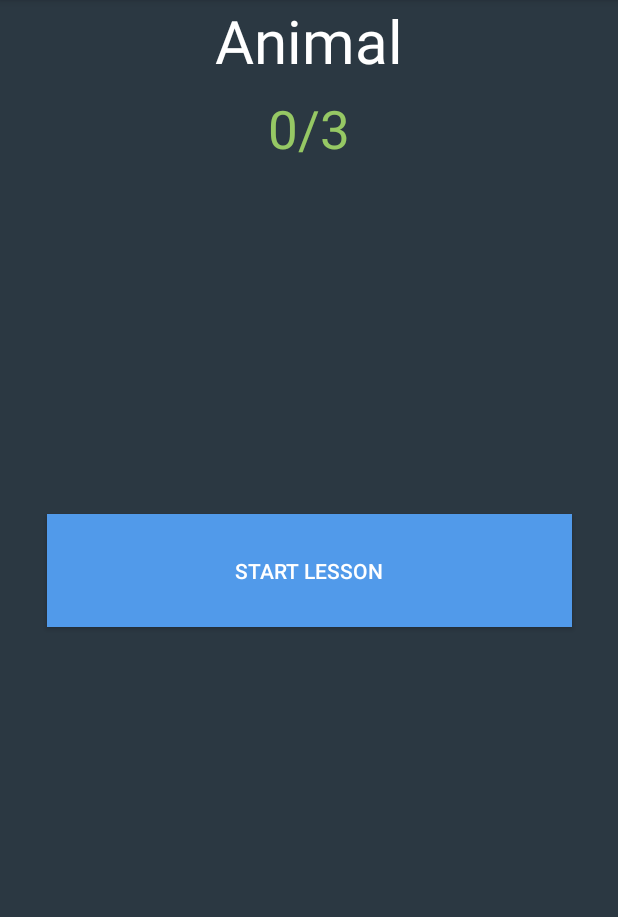
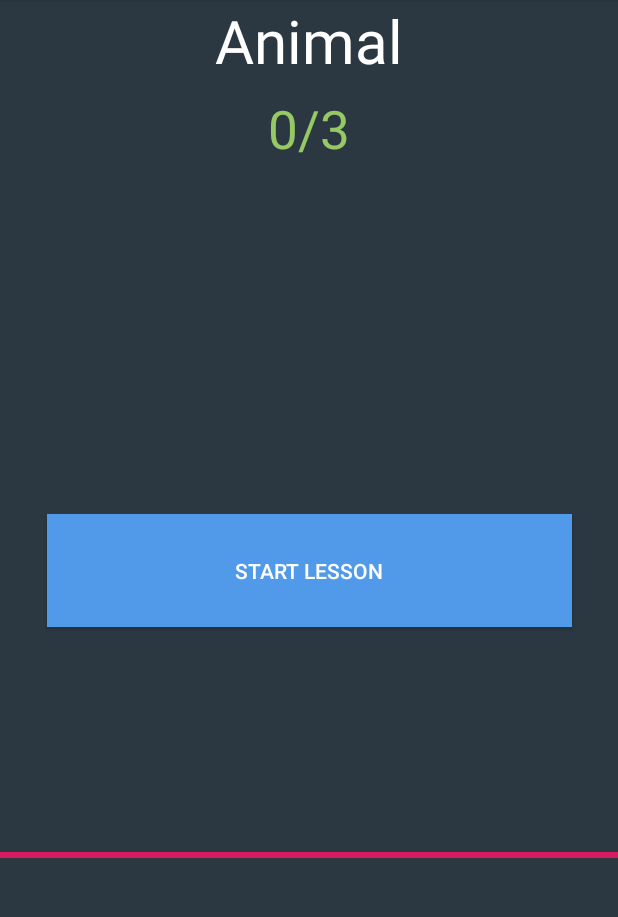
Before and after one commit to nnmhuy/Vocarun, an Android app: the screen it shows after launch (StudyLesson), after a tap on "Animal", on a phone screen of 412 x 824 dp, the part 84-1001 px from its top. Run offline under Robolectric (Android 15) with nearby library versions, the phone set to English and light mode, and no system bars.

Commit message:
study lesson timer

```diff
--- a/app/src/main/res/layout/activity_study_lesson.xml
+++ b/app/src/main/res/layout/activity_study_lesson.xml
@@ -41,20 +41,6 @@
         app:layout_constraintStart_toStartOf="parent"
         app:layout_constraintTop_toBottomOf="@+id/process" />
 
-    <TextView
-        android:id="@+id/timer"
-        android:layout_width="wrap_content"
-        android:layout_height="wrap_content"
-        android:layout_marginStart="8dp"
-        android:layout_marginTop="24dp"
-        android:text="3s"
-        android:textColor="@color/colorRed"
-        android:textSize="35dp"
-        android:visibility="invisible"
-        app:layout_constraintEnd_toEndOf="parent"
-        app:layout_constraintStart_toStartOf="parent"
-        app:layout_constraintTop_toBottomOf="@id/word_item" />
-
     <Button
         android:id="@+id/start_button"
         android:layout_width="350dp"
@@ -86,4 +72,17 @@
         app:layout_constraintTop_toTopOf="@+id/lesson_name"
         android:visibility="invisible"/>
 
+    <ProgressBar
+        android:id="@+id/timer"
+        style="?android:attr/progressBarStyleHorizontal"
+        android:layout_width="match_parent"
+        android:layout_height="10dp"
+        android:layout_centerInParent="true"
+        android:layout_marginTop="32dp"
+        android:indeterminate="false"
+        android:max="100"
+        android:progress="100"
+        app:layout_constraintEnd_toEndOf="parent"
+        app:layout_constraintTop_toBottomOf="@id/word_item" />
+
 </androidx.constraintlayout.widget.ConstraintLayout>
```
Also changed, not shown: app/src/main/java/com/example/vocarun/StudyLesson.java (+26 -5 lines), app/src/main/res/drawable/circular_timer.xml (added, +16 -0 lines).
